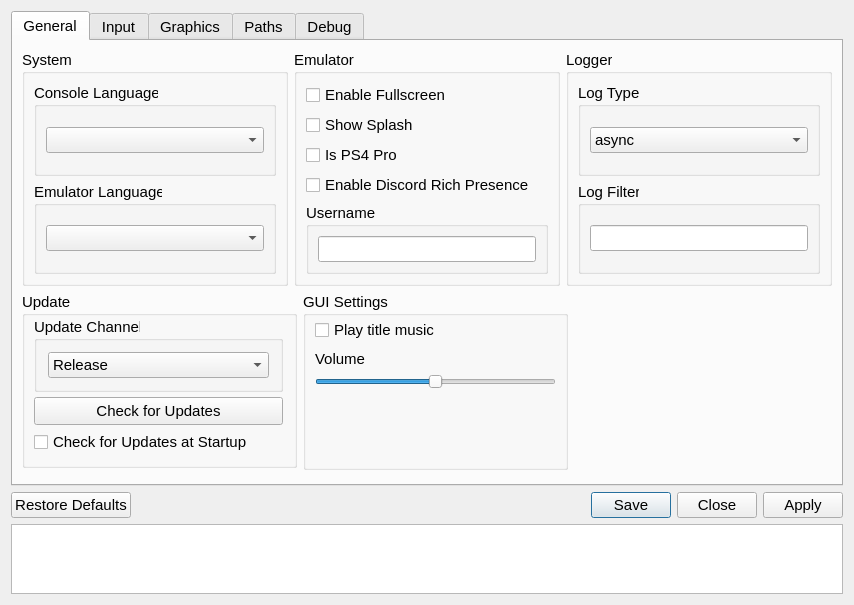
Old version of the form src/qt_gui/settings_dialog.ui in the repository shadps4-emu/shadPS4.
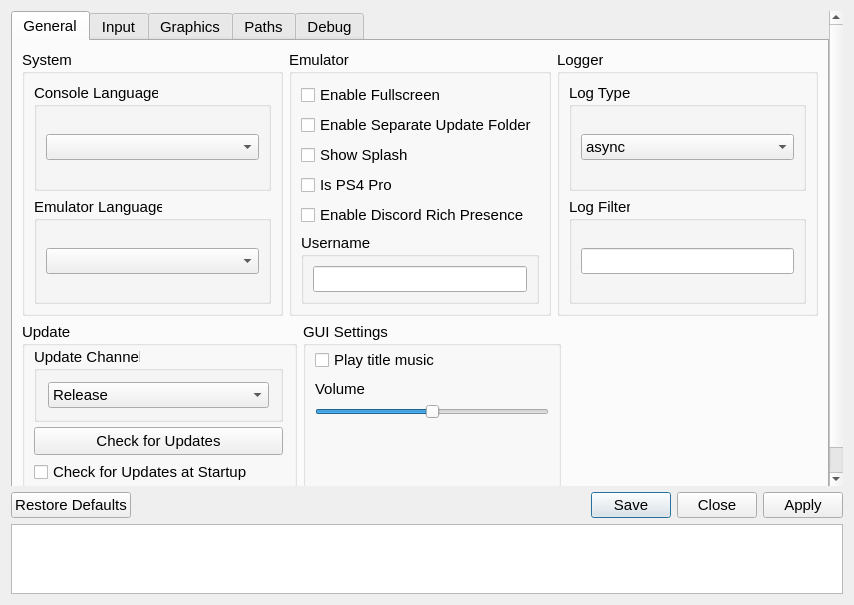
New version of the form. Icons and pictures are not drawn.

Patch:
```diff
--- a/src/qt_gui/settings_dialog.ui
+++ b/src/qt_gui/settings_dialog.ui
@@ -134,6 +134,13 @@
                    </property>
                   </widget>
                  </item>
+                 <item>
+                  <widget class="QCheckBox" name="separateUpdatesCheckBox">
+                   <property name="text">
+                    <string>Enable Separate Update Folder</string>
+                   </property>
+                  </widget>
+                 </item>
                  <item>
                   <widget class="QCheckBox" name="showSplashCheckBox">
                    <property name="text">
```
